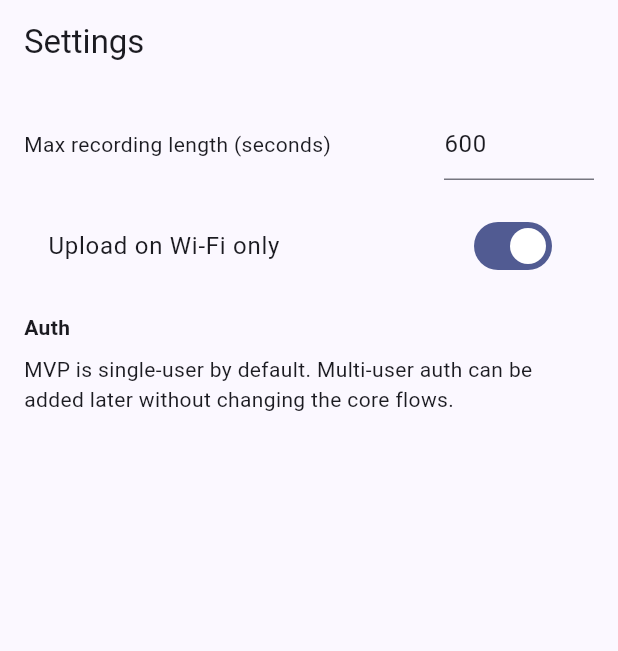
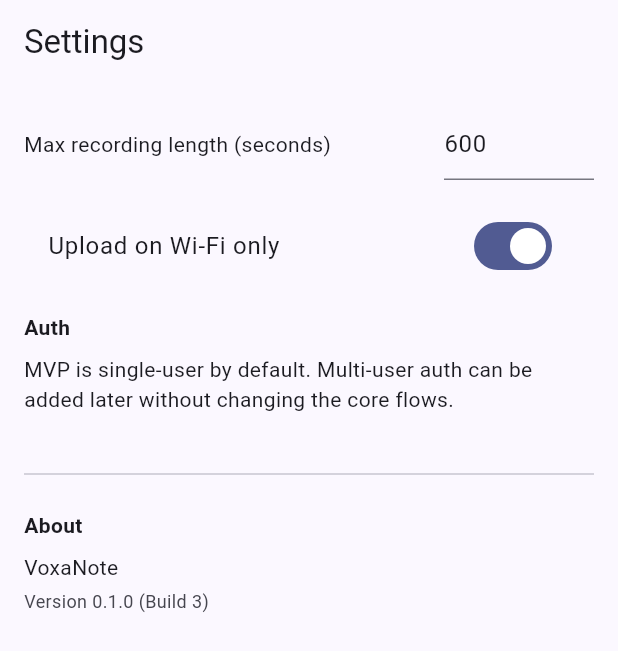
Before and after one commit to peetza12/voxaNote, a Flutter app: the SettingsPage screen opened by its route, on a phone screen of 412 x 824 dp. Shown: the top 651 px of the screen. Run offline on Flutter 3.47's test engine with Material 3 defaults, Android fonts, the phone set to English and light mode, and no system bars; our stand-ins replace dio, flutter_riverpod, go_router, just_audio, shared_preferences; missing offline and left inert: record, record_platform_interface; accounts and stored records are empty; network calls fail.

Commit message:
Version 0.1.0 build 3

```diff
--- a/mobile_flutter/lib/screens/settings_page.dart
+++ b/mobile_flutter/lib/screens/settings_page.dart
@@ -155,6 +155,23 @@ class _SettingsPageState extends ConsumerState<SettingsPage> {
             const Text(
               'MVP is single-user by default. Multi-user auth can be added later without changing the core flows.',
             ),
+            const SizedBox(height: 32),
+            const Divider(),
+            const SizedBox(height: 16),
+            const Text(
+              'About',
+              style: TextStyle(fontWeight: FontWeight.bold),
+            ),
+            const SizedBox(height: 8),
+            const Text('VoxaNote'),
+            const SizedBox(height: 4),
+            Text(
+              'Version 0.1.0 (Build 3)',
+              style: TextStyle(
+                color: Theme.of(context).colorScheme.onSurfaceVariant,
+                fontSize: 12,
+              ),
+            ),
           ],
         ),
       ),
--- a/mobile_flutter/pubspec.yaml
+++ b/mobile_flutter/pubspec.yaml
@@ -1,7 +1,7 @@
 name: voxa_note_mobile
 description: MVP Otter-like voice notes app.
 publish_to: "none"
-version: 0.1.0+2
+version: 0.1.0+3
 
 environment:
   sdk: ">=3.3.0 <4.0.0"
@@ -14,12 +14,14 @@ dependencies:
   go_router: ^14.2.0
   dio: ^5.7.0
   http: ^1.2.0
-  # Use latest 5.x record API (AudioRecorder + RecordConfig)
+  # Use latest 5.x record API (AudioRecorder + RecordConfig) - kept for compatibility but not used for transcription
   record: ^5.2.1
   just_audio: ^0.9.40
   path_provider: ^2.1.4
   shared_preferences: ^2.3.2
   uuid: ^4.5.1
+  # Real-time speech-to-text transcription
+  speech_to_text: ^7.0.0
 
 dependency_overrides:
   # Ensure we use a platform_interface that defines RecordConfig + new APIs
```
Also changed, not shown: 1 other file.
